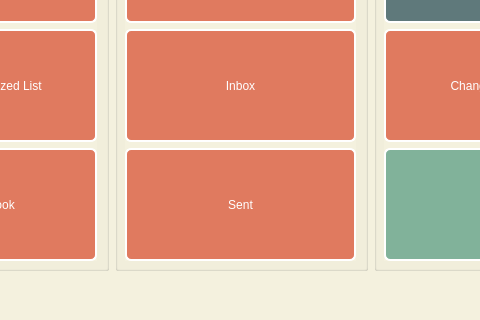
Old version of the form mainwindow_user.ui in the repository kianmajl/Library; both pictures show x 154 to 634 and y 280 to 600 of the 800 by 600 pixel window.
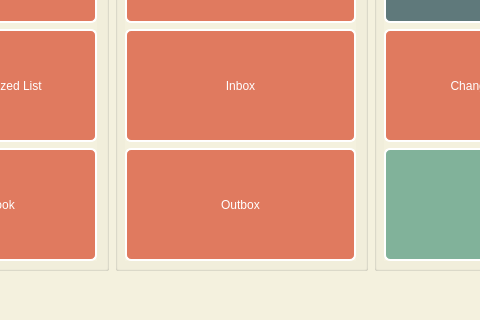
New version of the form. Icons and pictures are not drawn.

```diff
--- a/mainwindow_user.ui
+++ b/mainwindow_user.ui
@@ -290,7 +290,7 @@
             </sizepolicy>
            </property>
            <property name="text">
-            <string>Sent</string>
+            <string>Outbox</string>
            </property>
           </widget>
          </item>
```
Left out of the diff: 2 changed lines with no effect on the pictures.
